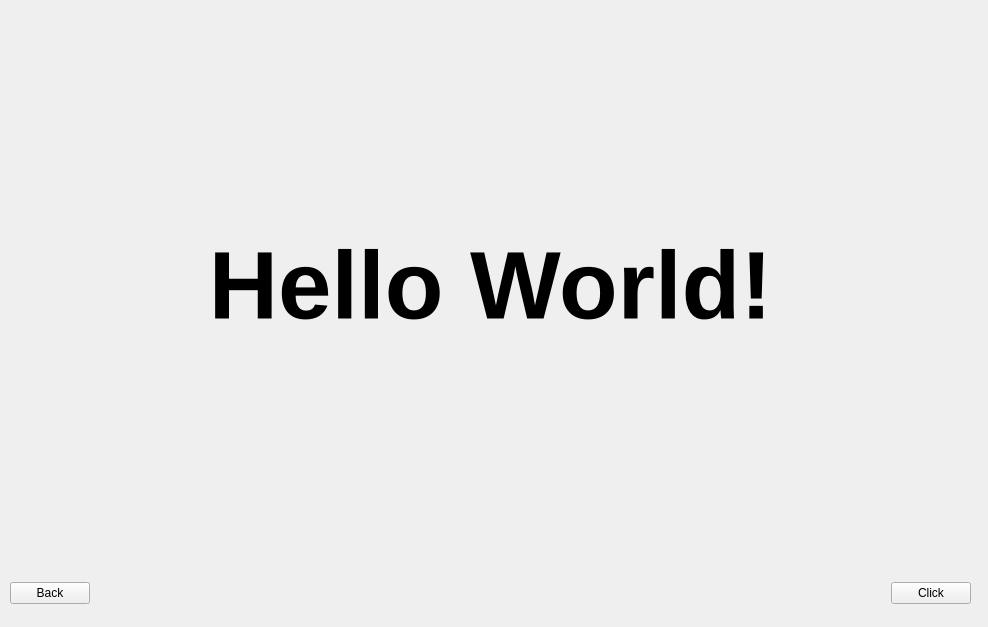
Old version of the form src/ui/overviewwidget.ui in the repository jspngh/shae-workstation.
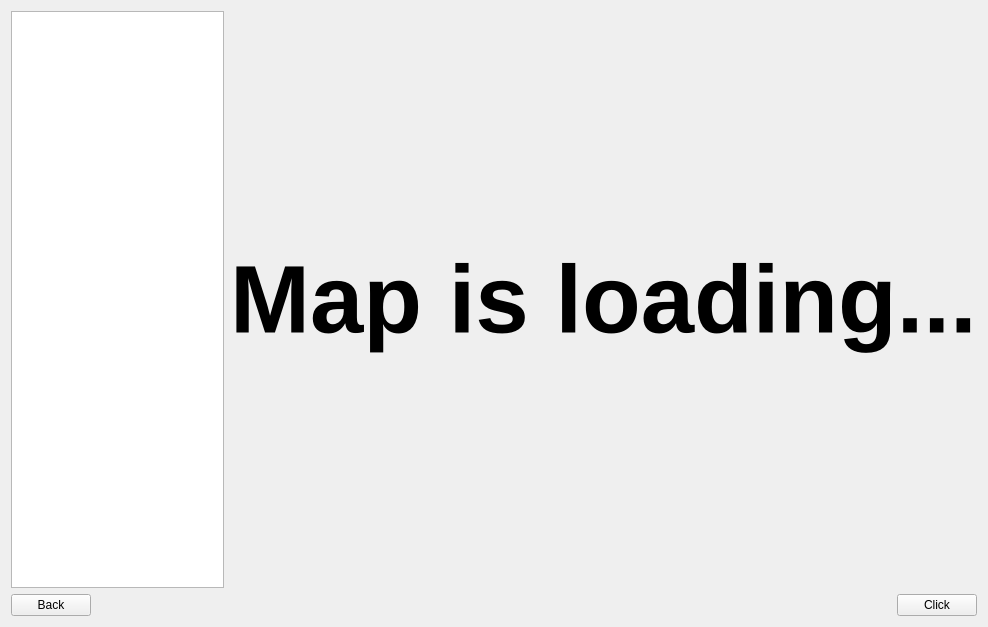
New version of the form.

Diff of the .ui file:
```diff
--- a/src/ui/overviewwidget.ui
+++ b/src/ui/overviewwidget.ui
@@ -13,15 +13,29 @@
   <property name="windowTitle">
    <string>Form</string>
   </property>
-  <widget class="QWidget" name="horizontalLayoutWidget">
-   <property name="geometry">
-    <rect>
-     <x>10</x>
-     <y>580</y>
-     <width>961</width>
-     <height>27</height>
-    </rect>
-   </property>
+  <layout class="QVBoxLayout" name="verticalLayout">
+   <item>
+    <layout class="QHBoxLayout" name="mainLayout">
+     <item>
+      <widget class="QListWidget" name="listWidget"/>
+     </item>
+     <item>
+      <widget class="QLabel" name="mapLoadingLabel">
+       <property name="font">
+        <font>
+         <pointsize>72</pointsize>
+         <weight>75</weight>
+         <bold>true</bold>
+        </font>
+       </property>
+       <property name="text">
+        <string>Map is loading...</string>
+       </property>
+      </widget>
+     </item>
+    </layout>
+   </item>
+   <item>
    <layout class="QHBoxLayout" name="buttonLayout">
     <item>
      <widget class="QPushButton" name="backButton">
@@ -54,30 +68,8 @@
      </widget>
     </item>
    </layout>
-  </widget>
-  <widget class="QLabel" name="helloWorldLabel">
-   <property name="geometry">
-    <rect>
-     <x>10</x>
-     <y>10</y>
-     <width>961</width>
-     <height>551</height>
-    </rect>
-   </property>
-   <property name="font">
-    <font>
-     <pointsize>72</pointsize>
-     <weight>75</weight>
-     <bold>true</bold>
-    </font>
-   </property>
-   <property name="text">
-    <string>Hello World!</string>
-   </property>
-   <property name="alignment">
-    <set>Qt::AlignCenter</set>
-   </property>
-  </widget>
+   </item>
+  </layout>
  </widget>
  <resources/>
  <connections/>
```
Lines whose indentation alone changed are shown as unchanged.
